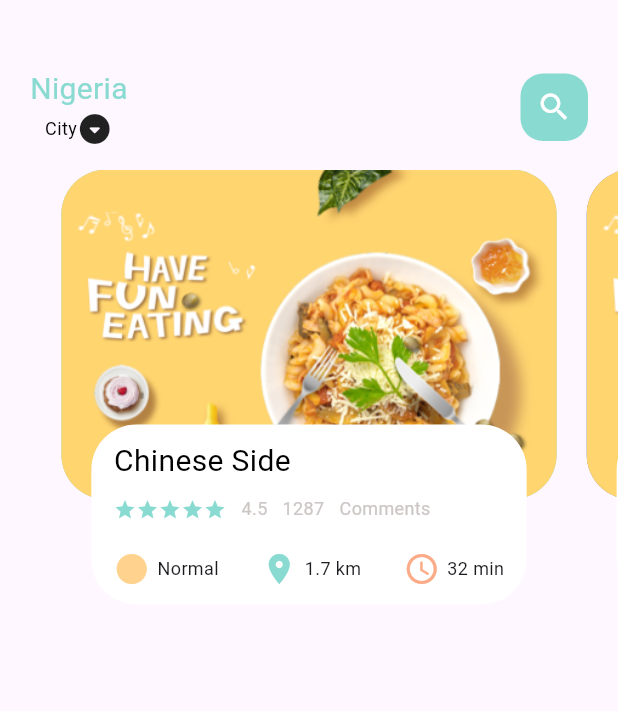
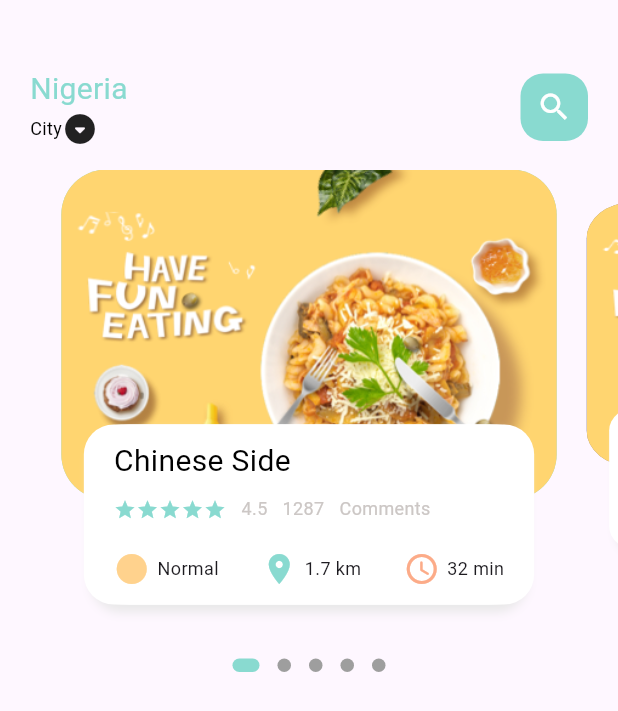
Before and after one commit to INI75/food_order_app, a Flutter app: the screen it shows after launch, on a phone screen of 412 x 824 dp. Shown: the top 711 px of the screen. Run offline on Flutter 3.47's test engine with Material 2 defaults, Android fonts, the phone set to English and light mode, and no system bars; drawn by our look-alikes of dots_indicator; our stand-ins replace get.

Commit message:
started responsiveness

```diff
--- a/lib/home/food_page_body.dart
+++ b/lib/home/food_page_body.dart
@@ -1,3 +1,4 @@
+import 'package:dots_indicator/dots_indicator.dart';
 import 'package:flutter/material.dart';
 import 'package:food_order_app/utils/colors.dart';
 import 'package:food_order_app/widgets/big_text.dart';
@@ -17,6 +18,7 @@ class _FoodPageBodyState extends State<FoodPageBody> {
   );
   var _currPageValue = 0.0;
   double _scaleFactor = 0.8;
+  double _height = 220;
   @override
   void initState() {
     // TODO: implement initState
@@ -38,7 +40,9 @@ class _FoodPageBodyState extends State<FoodPageBody> {
 
   @override
   Widget build(BuildContext context) {
-    return Container(
+    return Column(
+      children: [
+        SizedBox(
           height: 320,
           child: PageView.builder(
             controller: pagecontroller,
@@ -47,6 +51,19 @@ class _FoodPageBodyState extends State<FoodPageBody> {
               return _buildPageItem(position);
             },
           ),
+        ),
+        DotsIndicator(
+          dotsCount: 5,
+          position: _currPageValue.floor(),
+          decorator: DotsDecorator(
+            activeColor: AppColors.mainColor,
+            size: const Size.square(9.0),
+            activeSize: const Size(18.0, 9.0),
+            activeShape: RoundedRectangleBorder(
+                borderRadius: BorderRadius.circular(5.0)),
+          ),
+        )
+      ],
     );
   }
 
@@ -54,13 +71,30 @@ class _FoodPageBodyState extends State<FoodPageBody> {
     Matrix4 matrix = Matrix4.identity();
     if (index == _currPageValue.floor()) {
       var currScale = 1 - (_currPageValue - index) * (1 - _scaleFactor);
+      var currTrans = _height * (1 - currScale) / 2;
+      matrix = Matrix4.diagonal3Values(1, currScale, 1)
+        ..setTranslationRaw(0, currTrans, 0);
     } else if (index == _currPageValue.floor() + 1) {
       var currScale =
           _scaleFactor + (_currPageValue - index + 1) * (1 - _scaleFactor);
+      var currTrans = _height * (1 - currScale) / 2;
+      matrix = Matrix4.diagonal3Values(1, currScale, 1)
+        ..setTranslationRaw(0, currTrans, 0);
+    } else if (index == _currPageValue.floor() - 1) {
+      var currScale = 1 - (_currPageValue - index) * (1 - _scaleFactor);
+      var currTrans = _height * (1 - currScale) / 2;
+      matrix = Matrix4.diagonal3Values(1, currScale, 1)
+        ..setTranslationRaw(0, currTrans, 0);
+    } else {
+      var currScale = 0.8;
+      matrix = Matrix4.diagonal3Values(1, currScale, 1)
+        ..setTranslationRaw(0, _height * (1 - _scaleFactor) / 2, 0);
     }
 
-    ///
-    return Stack(
+    //
+    return Transform(
+      transform: matrix,
+      child: Stack(
         children: [
           Container(
             height: 220,
@@ -69,7 +103,8 @@ class _FoodPageBodyState extends State<FoodPageBody> {
               borderRadius: BorderRadius.circular(30),
               color: index.isEven ? AppColors.mainColor : AppColors.paraColor,
               image: const DecorationImage(
-                image: AssetImage('assets/image/food0.png'), fit: BoxFit.cover),
+                  image: AssetImage('assets/image/food0.png'),
+                  fit: BoxFit.cover),
             ),
           ),
           Align(
@@ -82,8 +117,22 @@ class _FoodPageBodyState extends State<FoodPageBody> {
                 bottom: 30,
               ),
               decoration: BoxDecoration(
-              borderRadius: BorderRadius.circular(30),
+                borderRadius: BorderRadius.circular(20),
                 color: Colors.white,
+                boxShadow: const [
+                  BoxShadow(
+                      color: Color(0xFFe8e8e8),
+                      blurRadius: 5,
+                      offset: Offset(0, 5)),
+                  BoxShadow(
+                    color: Colors.white,
+                    offset: Offset(-5, 0),
+                  ),
+                  BoxShadow(
+                    color: Colors.white,
+                    offset: Offset(5, 0),
+                  ),
+                ],
               ),
               child: Padding(
                   padding: const EdgeInsets.only(
@@ -144,6 +193,7 @@ class _FoodPageBodyState extends State<FoodPageBody> {
             ),
           )
         ],
+      ),
     );
   }
 }
--- a/lib/home/main_food_page.dart
+++ b/lib/home/main_food_page.dart
@@ -25,6 +25,7 @@ class _MainFoodPageState extends State<MainFoodPage> {
                 mainAxisAlignment: MainAxisAlignment.spaceBetween,
                 children: [
                   Column(
+                    crossAxisAlignment: CrossAxisAlignment.start,
                     children: [
                       BigText(
                         text: 'Nigeria',
--- /dev/null
+++ b/lib/utils/dimensions.dart
@@ -0,0 +1,6 @@
+import 'package:get/get.dart';
+
+class Dimensions {
+  static double screenHeight = Get.context!.height;
+  static double screenWidth = Get.context!.width;
+}
--- a/pubspec.yaml
+++ b/pubspec.yaml
@@ -35,6 +35,8 @@ dependencies:
   # The following adds the Cupertino Icons font to your application.
   # Use with the CupertinoIcons class for iOS style icons.
   cupertino_icons: ^1.0.2
+  dots_indicator: ^3.0.0
+  get: ^4.6.5
 
 dev_dependencies:
   flutter_test:
```
Also changed, not shown: pubspec.lock. Lines whose indentation alone changed are shown as unchanged.
